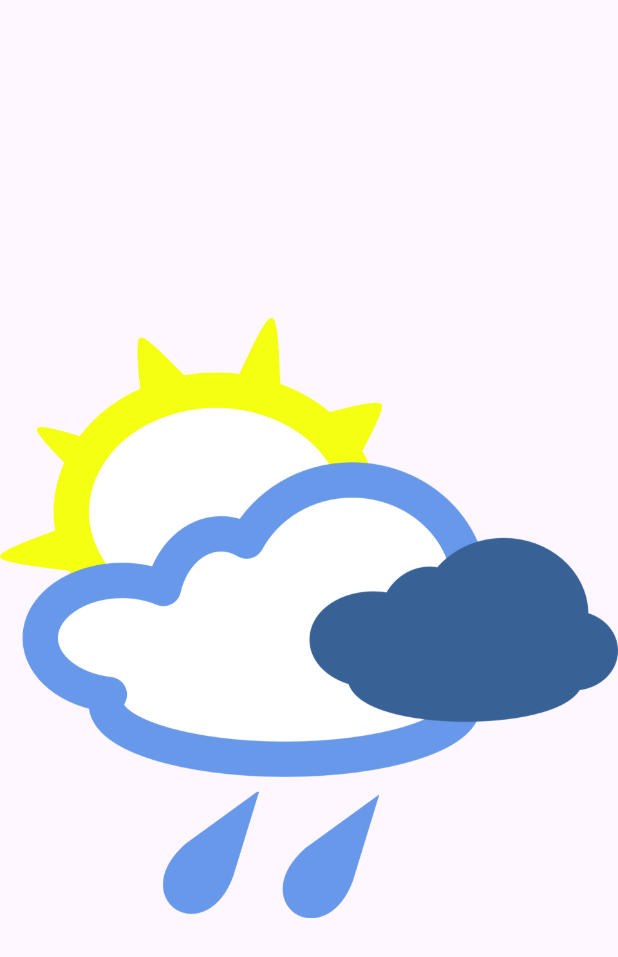
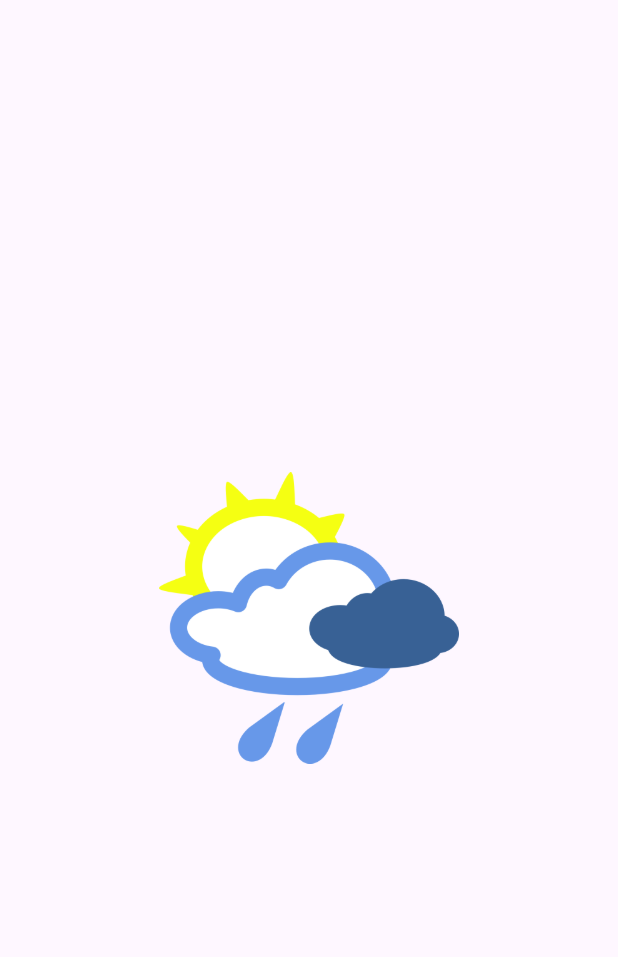
Before and after one commit to mahmoudbakir2015/weather, a Flutter app: the SplashView screen opened directly, on a phone screen of 412 x 824 dp. Shown: the top 957 px of the screen. Run offline on Flutter 3.47's test engine with Material 3 defaults, Android fonts, the phone set to English and light mode, and no system bars; our stand-ins replace bloc, dio, flutter_bloc, shared_preferences; accounts and stored records are empty.

```diff
--- a/lib/presentation/choose_city/city.dart
+++ b/lib/presentation/choose_city/city.dart
@@ -33,7 +33,6 @@ class _CityState extends State<City> {
               ),
             ),
             Center(
-              child: Expanded(
               child: SizedBox(
                 height: 50,
                 width: double.infinity,
@@ -73,7 +72,6 @@ class _CityState extends State<City> {
                 ),
               ),
             ),
-            ),
             ElevatedButton(
               onPressed: () async {
                 await CacheHelper.saveData(
--- a/lib/presentation/splash_view/splash_view.dart
+++ b/lib/presentation/splash_view/splash_view.dart
@@ -54,6 +54,7 @@ class _SplashViewState extends State<SplashView> {
         children: [
           Center(
             child: Image(
+              width: 200,
               image: AssetImage(
                 Assets.iconApp,
               ),
```
Also changed, not shown: 15 other files. Lines whose indentation alone changed are shown as unchanged.
